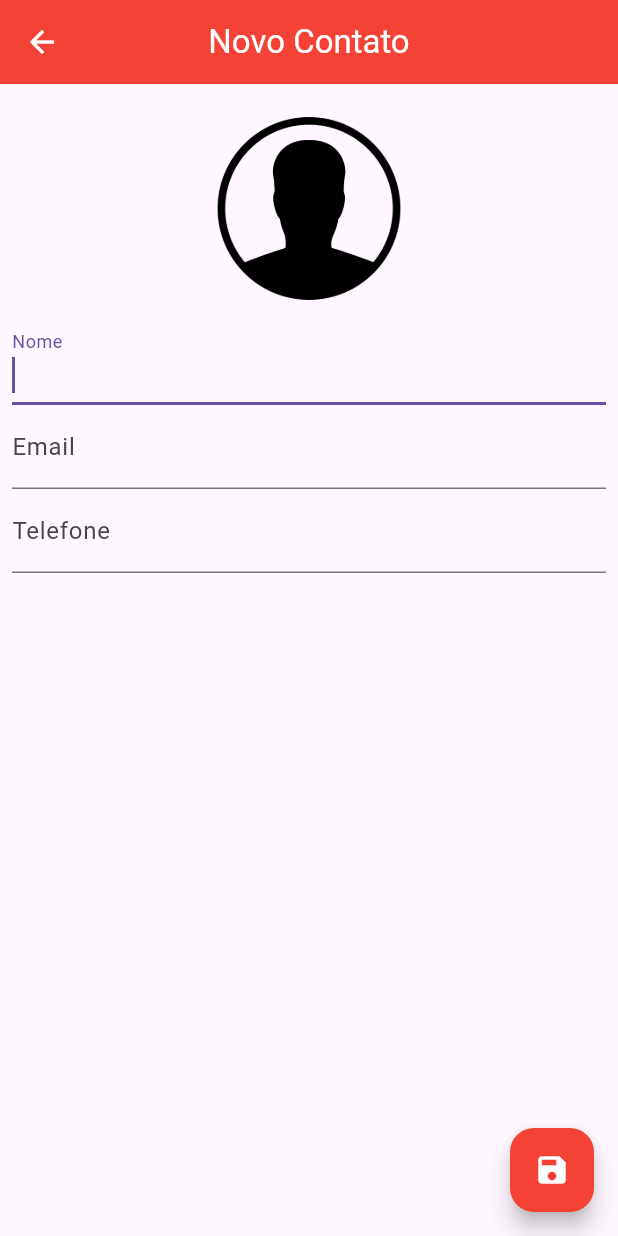
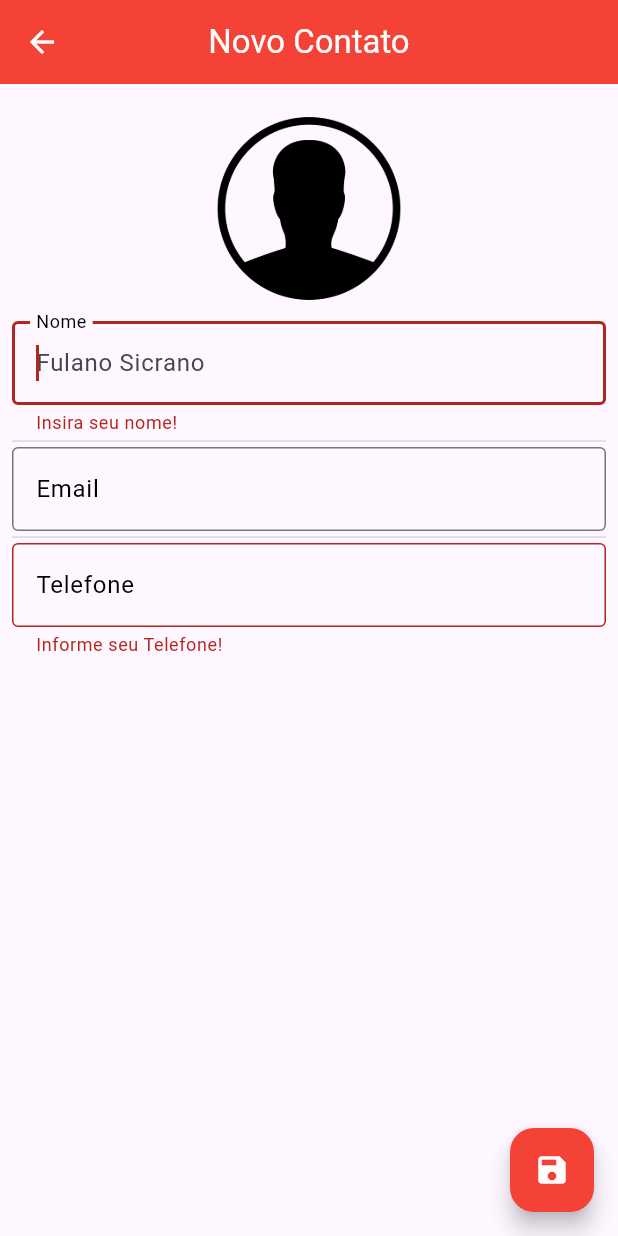
Before and after one commit to iraponan/agenda, a Flutter app: the ContactPage screen opened by its route, after a tap on the "save" icon, on a phone screen of 412 x 824 dp. Run offline on Flutter 3.47's test engine with Material 3 defaults, Android fonts, the phone set to English and light mode, and no system bars; our stand-ins replace brasil_fields, image_picker, sqflite; accounts and stored records are empty.

Commit message:
Melhorando e publicando o app.

```diff
--- /dev/null
+++ b/lib/enums/order_options.dart
@@ -0,0 +1,4 @@
+enum OrderOptions {
+  orderAZ,
+  orderZA
+}
--- a/lib/pages/contact_page.dart
+++ b/lib/pages/contact_page.dart
@@ -25,6 +25,8 @@ class _ContactPageState extends State<ContactPage> {
 
   final FocusNode _nameFocus = FocusNode();
 
+  GlobalKey<FormState> _formKey = GlobalKey<FormState>();
+
   @override
   Widget build(BuildContext context) {
     return PopScope(
@@ -48,7 +50,8 @@ class _ContactPageState extends State<ContactPage> {
         floatingActionButton: FloatingActionButton(
           backgroundColor: Colors.red,
           onPressed: () {
-            if ((_editedContact.name ?? '').isNotEmpty) {
+            if (_formKey.currentState!.validate()) {
+              _formKey = GlobalKey<FormState>();
               Navigator.pop(context, _editedContact);
             } else {
               FocusScope.of(context).requestFocus(_nameFocus);
@@ -98,16 +101,14 @@ class _ContactPageState extends State<ContactPage> {
                                           Navigator.pop(context);
                                           ImagePicker()
                                               .pickImage(
-                                                  source:
-                                                      ImageSource.gallery)
+                                                  source: ImageSource.gallery)
                                               .then((file) {
                                             if (file == null) {
                                               return;
                                             } else {
                                               setState(() {
                                                 _userEdited = true;
-                                                _editedContact.img =
-                                                    file.path;
+                                                _editedContact.img = file.path;
                                               });
                                             }
                                           });
@@ -134,16 +135,14 @@ class _ContactPageState extends State<ContactPage> {
                                           Navigator.pop(context);
                                           ImagePicker()
                                               .pickImage(
-                                                  source:
-                                                      ImageSource.camera)
+                                                  source: ImageSource.camera)
                                               .then((file) {
                                             if (file == null) {
                                               return;
                                             } else {
                                               setState(() {
                                                 _userEdited = true;
-                                                _editedContact.img =
-                                                    file.path;
+                                                _editedContact.img = file.path;
                                               });
                                             }
                                           });
@@ -170,9 +169,22 @@ class _ContactPageState extends State<ContactPage> {
                   );
                 },
               ),
-              TextField(
+              Form(
+                key: _formKey,
+                child: SingleChildScrollView(
+                  child: Column(
+                    children: [
+                      TextFormField(
                         decoration: const InputDecoration(
+                          border: OutlineInputBorder(),
+                          focusedBorder: OutlineInputBorder(
+                            borderSide: BorderSide(color: Colors.red, width: 2),
+                          ),
+                          hintText: 'Fulano Sicrano',
                           labelText: 'Nome',
+                          labelStyle: TextStyle(
+                            color: Colors.black,
+                          ),
                         ),
                         onChanged: (text) {
                           _userEdited = true;
@@ -183,10 +195,29 @@ class _ContactPageState extends State<ContactPage> {
                         textCapitalization: TextCapitalization.words,
                         controller: _nameController,
                         focusNode: _nameFocus,
+                        validator: (value) {
+                          if ((value ?? '').isEmpty) {
+                            return 'Insira seu nome!';
+                          } else {
+                            return null;
+                          }
+                        },
                       ),
-              TextField(
+                      const Divider(
+                        height: 8,
+                        thickness: 0,
+                      ),
+                      TextFormField(
                         decoration: const InputDecoration(
+                          border: OutlineInputBorder(),
+                          focusedBorder: OutlineInputBorder(
+                            borderSide: BorderSide(color: Colors.red, width: 2),
+                          ),
+                          hintText: 'seuemail@seuemail.com',
                           labelText: 'Email',
+                          labelStyle: TextStyle(
+                            color: Colors.black,
+                          ),
                         ),
                         onChanged: (text) {
                           _userEdited = true;
@@ -195,9 +226,21 @@ class _ContactPageState extends State<ContactPage> {
                         keyboardType: TextInputType.emailAddress,
                         controller: _emailController,
                       ),
-              TextField(
+                      const Divider(
+                        height: 8,
+                        thickness: 0,
+                      ),
+                      TextFormField(
                         decoration: const InputDecoration(
+                          border: OutlineInputBorder(),
+                          focusedBorder: OutlineInputBorder(
+                            borderSide: BorderSide(color: Colors.red, width: 2),
+                          ),
+                          hintText: '(99) 99999-9999',
                           labelText: 'Telefone',
+                          labelStyle: TextStyle(
+                            color: Colors.black,
+                          ),
                         ),
                         onChanged: (text) {
                           _userEdited = true;
@@ -209,6 +252,17 @@ class _ContactPageState extends State<ContactPage> {
                           TelefoneInputFormatter()
                         ],
                         controller: _phoneController,
+                        validator: (value) {
+                          if ((value ?? '').isEmpty) {
+                            return 'Informe seu Telefone!';
+                          } else {
+                            return null;
+                          }
+                        },
+                      ),
+                    ],
+                  ),
+                ),
               ),
             ],
           ),
```
Also changed, not shown: lib/pages/home_page.dart (+42 -1 lines), pubspec.yaml (+10 -0 lines), assets/icons/icon.png (added), pubspec.lock, 33 other files. Lines whose indentation alone changed are shown as unchanged.
